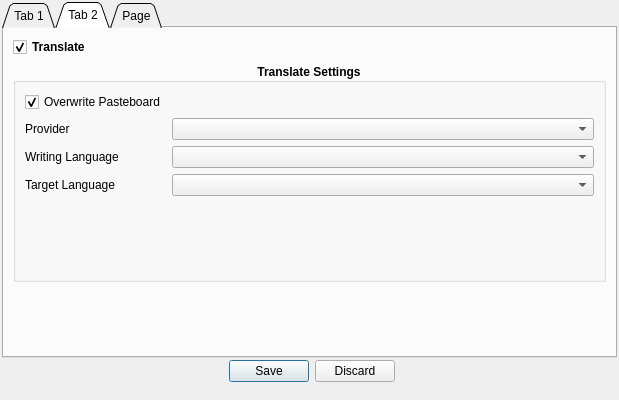
The window that GUI_TranslateAndTTS/form.ui (AceCentre/AACSpeakHelper) describes before a commit, drawn with Qt 5.
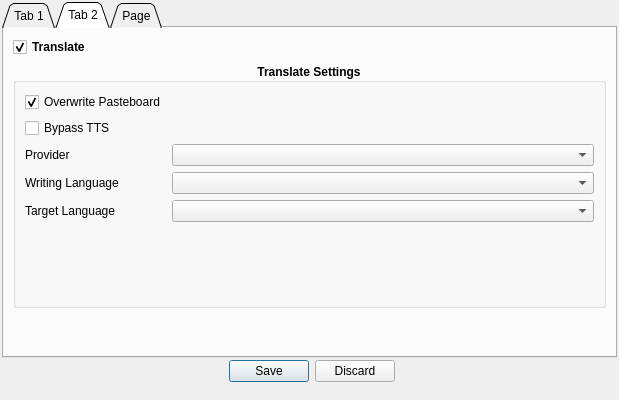
The same window after the commit. The open tabs and pages were chosen to show the change. Icons and pictures are not drawn.

Commit message: Added Bypass TTS checkBox on the Settings #44

Diff of the .ui file:
```diff
--- a/GUI_TranslateAndTTS/form.ui
+++ b/GUI_TranslateAndTTS/form.ui
@@ -759,36 +759,7 @@
           <bool>false</bool>
          </property>
          <layout class="QGridLayout" name="gridLayout_2">
-          <item row="4" column="0">
-           <widget class="QLabel" name="label">
-            <property name="font">
-             <font>
-              <weight>50</weight>
-              <bold>false</bold>
-             </font>
-            </property>
-            <property name="toolTip">
-             <string>&lt;html&gt;&lt;head/&gt;&lt;body&gt;&lt;pre style=&quot; margin-top:0px; margin-bottom:0px; margin-left:0px; margin-right:0px; -qt-block-indent:0; text-indent:0px; line-height:19px; background-color:#1f1f1f;&quot;&gt;&lt;span style=&quot; font-family:'Consolas','Courier New','monospace'; font-size:14px; color:#6a9955;&quot;&gt;Writing Language &lt;/span&gt;&lt;/pre&gt;&lt;p&gt;&lt;br/&gt;&lt;/p&gt;&lt;/body&gt;&lt;/html&gt;</string>
-            </property>
-            <property name="text">
-             <string>Writing Language</string>
-            </property>
-           </widget>
-          </item>
-          <item row="2" column="0">
-           <widget class="QLabel" name="label_14">
-            <property name="font">
-             <font>
-              <weight>50</weight>
-              <bold>false</bold>
-             </font>
-            </property>
-            <property name="text">
-             <string>Provider</string>
-            </property>
-           </widget>
-          </item>
-          <item row="5" column="0">
+          <item row="6" column="0">
            <widget class="QLabel" name="label_2">
             <property name="sizePolicy">
              <sizepolicy hsizetype="Fixed" vsizetype="Preferred">
@@ -810,34 +781,8 @@
             </property>
            </widget>
           </item>
-          <item row="4" column="1">
-           <widget class="QComboBox" name="comboBox_writeLang">
-            <property name="font">
-             <font>
-              <weight>50</weight>
-              <bold>false</bold>
-             </font>
-            </property>
-           </widget>
-          </item>
-          <item row="2" column="1">
-           <widget class="QComboBox" name="comboBox_provider">
-            <property name="font">
-             <font>
-              <weight>50</weight>
-              <bold>false</bold>
-             </font>
-            </property>
-           </widget>
-          </item>
           <item row="5" column="1">
-           <widget class="QComboBox" name="comboBox_targetLang">
-            <property name="sizePolicy">
-             <sizepolicy hsizetype="Preferred" vsizetype="Fixed">
-              <horstretch>0</horstretch>
-              <verstretch>0</verstretch>
-             </sizepolicy>
-            </property>
+           <widget class="QComboBox" name="comboBox_writeLang">
             <property name="font">
              <font>
               <weight>50</weight>
@@ -846,32 +791,7 @@
             </property>
            </widget>
           </item>
-          <item row="1" column="0">
-           <widget class="QCheckBox" name="checkBox_overwritepb">
-            <property name="sizePolicy">
-             <sizepolicy hsizetype="Preferred" vsizetype="Fixed">
-              <horstretch>0</horstretch>
-              <verstretch>0</verstretch>
-             </sizepolicy>
-            </property>
-            <property name="font">
-             <font>
-              <weight>50</weight>
-              <bold>false</bold>
-             </font>
-            </property>
-            <property name="toolTip">
-             <string>&lt;html&gt;&lt;head/&gt;&lt;body&gt;&lt;pre style=&quot; margin-top:0px; margin-bottom:0px; margin-left:0px; margin-right:0px; -qt-block-indent:0; text-indent:0px; line-height:19px; background-color:#1f1f1f;&quot;&gt;&lt;span style=&quot; font-family:'Consolas','Courier New','monospace'; font-size:14px; color:#6a9955;&quot;&gt;Do you want to overwrite the pasteboard with the new translated string?&lt;/span&gt;&lt;/pre&gt;&lt;/body&gt;&lt;/html&gt;</string>
-            </property>
-            <property name="text">
-             <string>Overwrite Pasteboard</string>
-            </property>
-            <property name="checked">
-             <bool>true</bool>
-            </property>
-           </widget>
-          </item>
-          <item row="6" column="0" colspan="2">
+          <item row="7" column="0" colspan="2">
            <widget class="QStackedWidget" name="stackedWidget_provider">
             <property name="font">
              <font>
@@ -1129,6 +1049,99 @@
             </widget>
            </widget>
           </item>
+          <item row="3" column="1">
+           <widget class="QComboBox" name="comboBox_provider">
+            <property name="font">
+             <font>
+              <weight>50</weight>
+              <bold>false</bold>
+             </font>
+            </property>
+           </widget>
+          </item>
+          <item row="3" column="0">
+           <widget class="QLabel" name="label_14">
+            <property name="font">
+             <font>
+              <weight>50</weight>
+              <bold>false</bold>
+             </font>
+            </property>
+            <property name="text">
+             <string>Provider</string>
+            </property>
+           </widget>
+          </item>
+          <item row="5" column="0">
+           <widget class="QLabel" name="label">
+            <property name="font">
+             <font>
+              <weight>50</weight>
+              <bold>false</bold>
+             </font>
+            </property>
+            <property name="toolTip">
+             <string>&lt;html&gt;&lt;head/&gt;&lt;body&gt;&lt;pre style=&quot; margin-top:0px; margin-bottom:0px; margin-left:0px; margin-right:0px; -qt-block-indent:0; text-indent:0px; line-height:19px; background-color:#1f1f1f;&quot;&gt;&lt;span style=&quot; font-family:'Consolas','Courier New','monospace'; font-size:14px; color:#6a9955;&quot;&gt;Writing Language &lt;/span&gt;&lt;/pre&gt;&lt;p&gt;&lt;br/&gt;&lt;/p&gt;&lt;/body&gt;&lt;/html&gt;</string>
+            </property>
+            <property name="text">
+             <string>Writing Language</string>
+            </property>
+           </widget>
+          </item>
+          <item row="6" column="1">
+           <widget class="QComboBox" name="comboBox_targetLang">
+            <property name="sizePolicy">
+             <sizepolicy hsizetype="Preferred" vsizetype="Fixed">
+              <horstretch>0</horstretch>
+              <verstretch>0</verstretch>
+             </sizepolicy>
+            </property>
+            <property name="font">
+             <font>
+              <weight>50</weight>
+              <bold>false</bold>
+             </font>
+            </property>
+           </widget>
+          </item>
+          <item row="1" column="0">
+           <widget class="QCheckBox" name="checkBox_overwritepb">
+            <property name="sizePolicy">
+             <sizepolicy hsizetype="Preferred" vsizetype="Fixed">
+              <horstretch>0</horstretch>
+              <verstretch>0</verstretch>
+             </sizepolicy>
+            </property>
+            <property name="font">
+             <font>
+              <weight>50</weight>
+              <bold>false</bold>
+             </font>
+            </property>
+            <property name="toolTip">
+             <string>&lt;html&gt;&lt;head/&gt;&lt;body&gt;&lt;pre style=&quot; margin-top:0px; margin-bottom:0px; margin-left:0px; margin-right:0px; -qt-block-indent:0; text-indent:0px; line-height:19px; background-color:#1f1f1f;&quot;&gt;&lt;span style=&quot; font-family:'Consolas','Courier New','monospace'; font-size:14px; color:#6a9955;&quot;&gt;Do you want to overwrite the pasteboard with the new translated string?&lt;/span&gt;&lt;/pre&gt;&lt;/body&gt;&lt;/html&gt;</string>
+            </property>
+            <property name="text">
+             <string>Overwrite Pasteboard</string>
+            </property>
+            <property name="checked">
+             <bool>true</bool>
+            </property>
+           </widget>
+          </item>
+          <item row="2" column="0">
+           <widget class="QCheckBox" name="bypass_tts_checkBox">
+            <property name="font">
+             <font>
+              <weight>50</weight>
+              <bold>false</bold>
+             </font>
+            </property>
+            <property name="text">
+             <string>Bypass TTS</string>
+            </property>
+           </widget>
+          </item>
          </layout>
         </widget>
        </item>
```
The commit also changes 2 other files.
